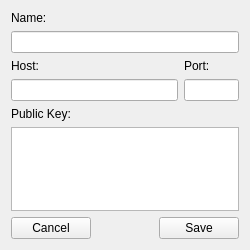
First picture: the form in src/editcontactwindow.ui, repository thomas-picariello/SDTP, before the edit.
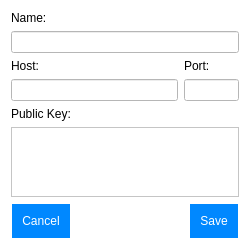
Second picture: the form after the edit. Icons and pictures are not drawn.

Commit message: Playing with UI stylesheets

Patch:
```diff
--- a/src/editcontactwindow.ui
+++ b/src/editcontactwindow.ui
@@ -20,6 +20,27 @@
    <iconset resource="../res/res.qrc">
     <normaloff>:/icon/app_icon.png</normaloff>:/icon/app_icon.png</iconset>
   </property>
+  <property name="styleSheet">
+   <string notr="true">/*Global*/
+QWidget{
+background-color:white;
+}
+
+/*QPushButton*/
+QPushButton{
+background-color:#08f;
+color:white;
+border:none;
+padding: 10 10;
+margin:1;
+}
+QPushButton::hover{
+background-color:#09f;
+}
+QPushButton::pressed{
+background-color:#07f;
+}</string>
+  </property>
   <layout class="QVBoxLayout" name="verticalLayout">
    <item>
     <widget class="QLabel" name="label">
```
The commit also changes 5 other files.
